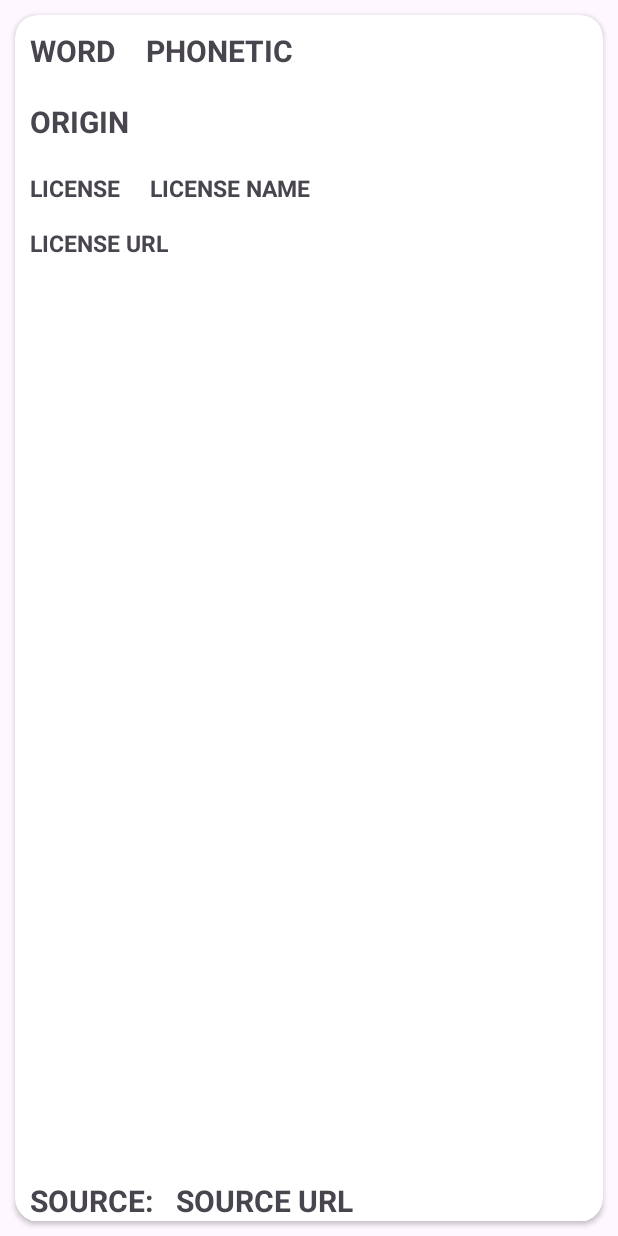
After one commit to HarshPanchal18/Online-Word-Dictionary, an Android app: the layout dictionary_page.xml on its own in the app's theme, with its tools: preview values and no code run, on a phone screen of 412 x 824 dp. The commit adds this screen. Run offline under Robolectric (Android 15) with nearby library versions, the phone set to English and light mode, and no system bars.

Commit message:
Added more variables and classes at data class, Created Adapter and ViewHolder for the recycler view, and started designing the result card

```diff
--- a/app/build.gradle
+++ b/app/build.gradle
@@ -55,4 +55,6 @@ dependencies {
 
     // rxandroid
     implementation "io.reactivex.rxjava2:rxandroid:2.1.0"
+
+    implementation "androidx.lifecycle:lifecycle-runtime-ktx:2.6.1"
 }
--- /dev/null
+++ b/app/src/main/res/layout/dictionary_page.xml
@@ -0,0 +1,104 @@
+<?xml version="1.0" encoding="utf-8"?>
+<RelativeLayout xmlns:android="http://schemas.android.com/apk/res/android"
+    xmlns:app="http://schemas.android.com/apk/res-auto"
+    android:layout_width="match_parent"
+    android:layout_height="wrap_content">
+
+    <androidx.cardview.widget.CardView
+        android:layout_width="match_parent"
+        android:layout_height="wrap_content"
+        android:layout_margin="10sp"
+        app:cardCornerRadius="15sp">
+
+        <RelativeLayout
+            android:layout_width="match_parent"
+            android:layout_height="wrap_content">
+
+            <TextView
+                android:id="@+id/searchedword"
+                android:layout_width="wrap_content"
+                android:layout_height="wrap_content"
+                android:layout_margin="10sp"
+                android:text="WORD"
+                android:textSize="20sp"
+                android:textStyle="bold" />
+
+            <TextView
+                android:id="@+id/phonetic"
+                android:layout_width="wrap_content"
+                android:layout_height="wrap_content"
+                android:layout_margin="10sp"
+                android:layout_toEndOf="@id/searchedword"
+                android:text="PHONETIC"
+                android:textSize="20sp"
+                android:textStyle="bold" />
+
+            <TextView
+                android:id="@+id/origin"
+                android:layout_width="wrap_content"
+                android:layout_height="wrap_content"
+                android:layout_below="@id/phonetic"
+                android:layout_margin="10sp"
+                android:text="ORIGIN"
+                android:textSize="20sp"
+                android:textStyle="bold" />
+
+            <TextView
+                android:id="@+id/licenseHead"
+                android:layout_width="wrap_content"
+                android:layout_height="wrap_content"
+                android:textSize="15sp"
+                android:layout_margin="10sp"
+                android:layout_below="@id/origin"
+                android:text="LICENSE"
+                android:textStyle="bold" />
+
+            <TextView
+                android:id="@+id/licenseName"
+                android:layout_width="wrap_content"
+                android:layout_height="wrap_content"
+                android:layout_below="@id/origin"
+                android:layout_toEndOf="@id/licenseHead"
+                android:layout_marginStart="10sp"
+                android:layout_marginTop="10sp"
+                android:layout_marginEnd="10sp"
+                android:layout_marginBottom="10sp"
+                android:text="LICENSE NAME"
+                android:textSize="15sp"
+                android:textStyle="bold" />
+
+            <TextView
+                android:id="@+id/licenseUrl"
+                android:layout_width="wrap_content"
+                android:layout_height="wrap_content"
+                android:layout_below="@id/licenseHead"
+                android:layout_marginVertical="5sp"
+                android:layout_marginHorizontal="10sp"
+                android:text="LICENSE URL"
+                android:textSize="15sp"
+                android:textStyle="bold" />
+
+            <TextView
+                android:id="@+id/sourceUrlHead"
+                android:layout_width="wrap_content"
+                android:layout_height="wrap_content"
+                android:layout_alignParentBottom="true"
+                android:layout_margin="10sp"
+                android:text="SOURCE:"
+                android:textSize="20sp"
+                android:textStyle="bold" />
+
+            <TextView
+                android:id="@+id/sourceUrl"
+                android:layout_width="wrap_content"
+                android:layout_height="wrap_content"
+                android:layout_alignParentBottom="true"
+                android:layout_toEndOf="@id/sourceUrlHead"
+                android:layout_marginHorizontal="5sp"
+                android:text="SOURCE URL"
+                android:textSize="20sp"
+                android:textStyle="bold" />
+
+        </RelativeLayout>
+    </androidx.cardview.widget.CardView>
+</RelativeLayout>
```
Also changed, not shown: app/src/main/java/com/example/dictionary/ApiService.kt (added, +42 -0 lines), app/src/main/java/com/example/dictionary/WordAdapter.kt (added, +23 -0 lines), app/src/main/java/com/example/dictionary/WordViewHolder.kt (added, +23 -0 lines), app/src/main/java/com/example/dictionary/model/Word.kt (+27 -9 lines), app/src/main/res/layout/activity_main.xml (+7 -9 lines).
